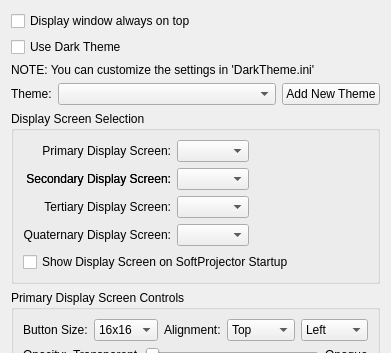
First picture: the form in src/ui/generalsettingwidget.ui, repository yuriiboiko95-cyber/SoftProjector3, before the edit; both pictures show x 0 to 391 and y 0 to 353 of the 391 by 638 pixel window.
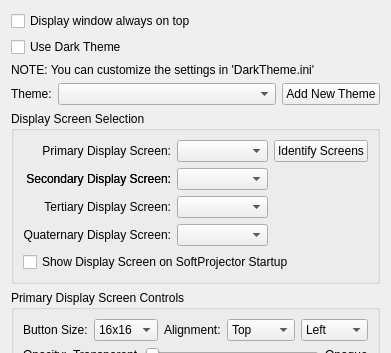
Second picture: the form after the edit. Icons and pictures are not drawn.

Commit message: Add Identify Screens button and stable display matching across restarts

Patch:
```diff
--- a/src/ui/generalsettingwidget.ui
+++ b/src/ui/generalsettingwidget.ui
@@ -116,17 +116,14 @@
        </widget>
       </item>
       <item row="0" column="2">
-       <spacer name="horizontalSpacer_2">
-        <property name="orientation">
-         <enum>Qt::Horizontal</enum>
+       <widget class="QPushButton" name="pushButtonIdentifyScreens">
+        <property name="toolTip">
+         <string>Show each screen's number on that screen</string>
         </property>
-        <property name="sizeHint" stdset="0">
-         <size>
-          <width>162</width>
-          <height>20</height>
-         </size>
+        <property name="text">
+         <string>Identify Screens</string>
         </property>
-       </spacer>
+       </widget>
       </item>
       <item row="2" column="2">
        <spacer name="horizontalSpacer_5">
```
The commit also changes 7 other files.
